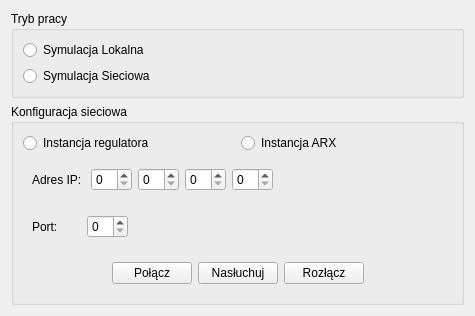
Above: workdialog.ui from jakubarchabuz316285/Projekt_pk_sem4 before the change. Below: the same form after it.
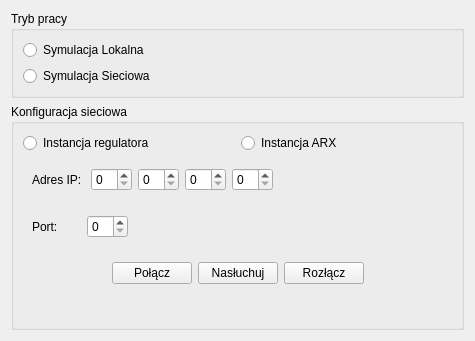
That is the form after the change.

```diff
--- a/workdialog.ui
+++ b/workdialog.ui
@@ -7,7 +7,7 @@
     <x>0</x>
     <y>0</y>
     <width>475</width>
-    <height>300</height>
+    <height>341</height>
    </rect>
   </property>
   <property name="windowTitle">
```
Left out of the diff: 2 changed lines with no effect on the pictures.
